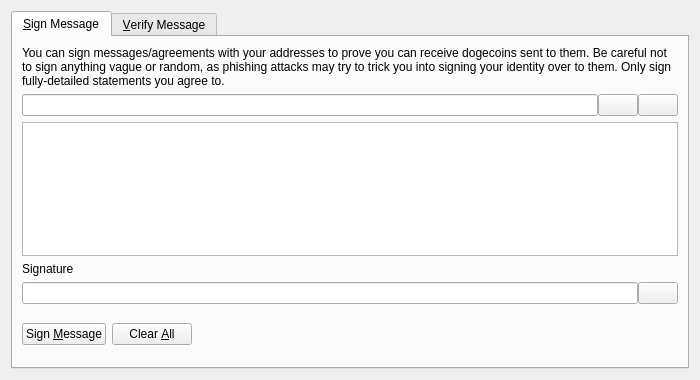
Qt form src/qt/forms/signverifymessagedialog.ui (dogecoin/dogecoin) before a commit.
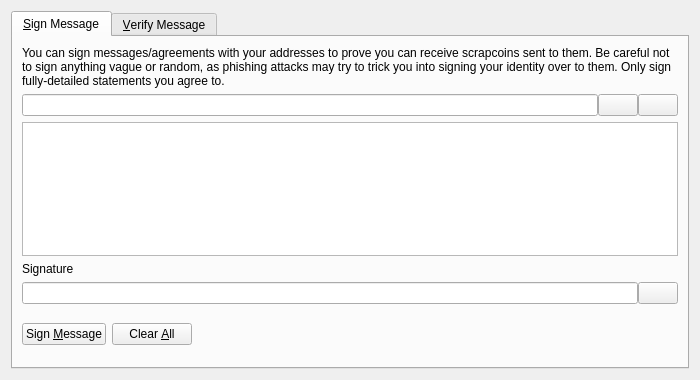
The same form after that commit. Icons and pictures are not drawn. Custom widgets are drawn as their Qt base class.

Commit message: feat: fork Dogecoin into ScrapCoin - complete network rebrand

What changed in the file:
```diff
--- a/src/qt/forms/signverifymessagedialog.ui
+++ b/src/qt/forms/signverifymessagedialog.ui
@@ -30,7 +30,7 @@
        <item>
         <widget class="QLabel" name="infoLabel_SM">
          <property name="text">
-          <string>You can sign messages/agreements with your addresses to prove you can receive dogecoins sent to them. Be careful not to sign anything vague or random, as phishing attacks may try to trick you into signing your identity over to them. Only sign fully-detailed statements you agree to.</string>
+          <string>You can sign messages/agreements with your addresses to prove you can receive scrapcoins sent to them. Be careful not to sign anything vague or random, as phishing attacks may try to trick you into signing your identity over to them. Only sign fully-detailed statements you agree to.</string>
          </property>
          <property name="textFormat">
           <enum>Qt::PlainText</enum>
```
Left out of the diff: 8 changed lines with no effect on the pictures. The commit also changes 370 other files.
